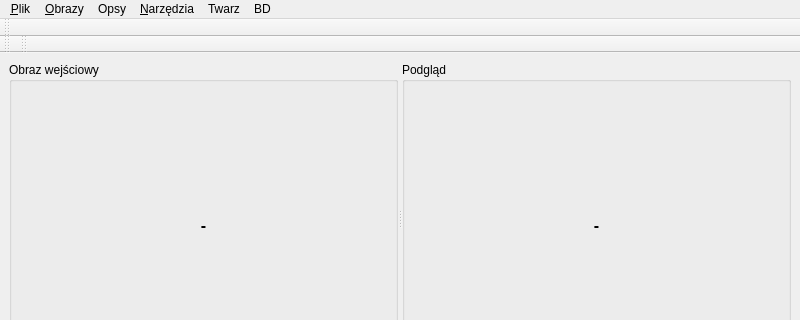
Before: the Qt Designer form src/ui/farecmainwin.ui in Athantor/farec, drawn with Qt 5; both pictures show x 0 to 800 and y 0 to 320 of the 800 by 600 pixel window.
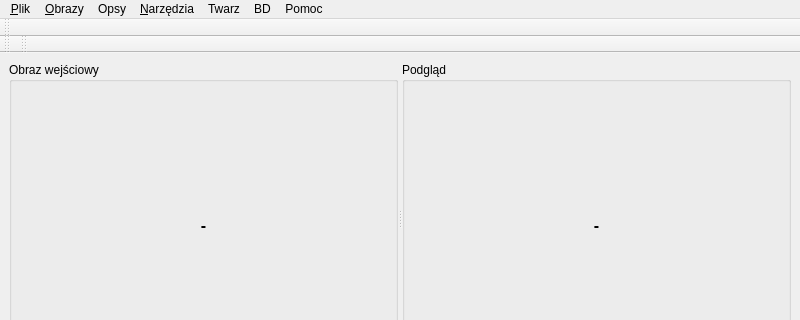
After: the same form once the commit is applied. Icons and pictures are not drawn.

```diff
--- a/src/ui/farecmainwin.ui
+++ b/src/ui/farecmainwin.ui
@@ -221,12 +221,20 @@
     <addaction name="actionDbPo_cz"/>
     <addaction name="actionDbRoz_cz"/>
    </widget>
+   <widget class="QMenu" name="menuPomoc">
+    <property name="title">
+     <string>Pomoc</string>
+    </property>
+    <addaction name="actionO_Qt"/>
+    <addaction name="actionO"/>
+   </widget>
    <addaction name="menuPlik"/>
    <addaction name="menuObrazy"/>
    <addaction name="menuOpsy"/>
    <addaction name="menuNarz_dzia"/>
    <addaction name="menuTwarz"/>
    <addaction name="menuBD"/>
+   <addaction name="menuPomoc"/>
   </widget>
   <widget class="QStatusBar" name="statusbar"/>
   <widget class="QToolBar" name="ActionsToolbar">
```
Left out of the diff: 10 changed lines with no effect on the pictures.
